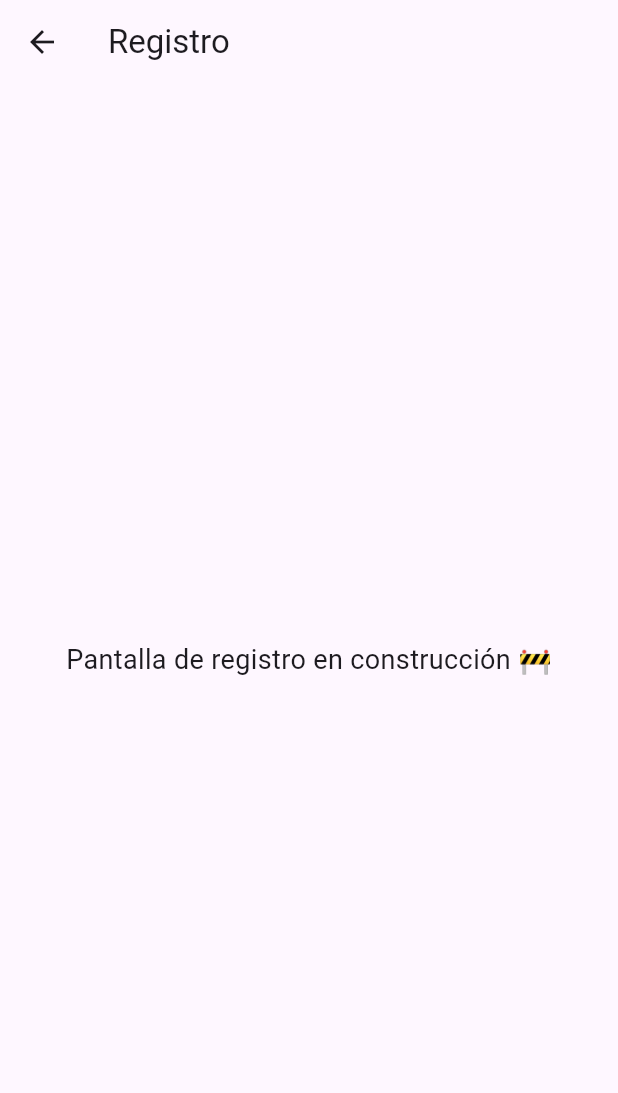
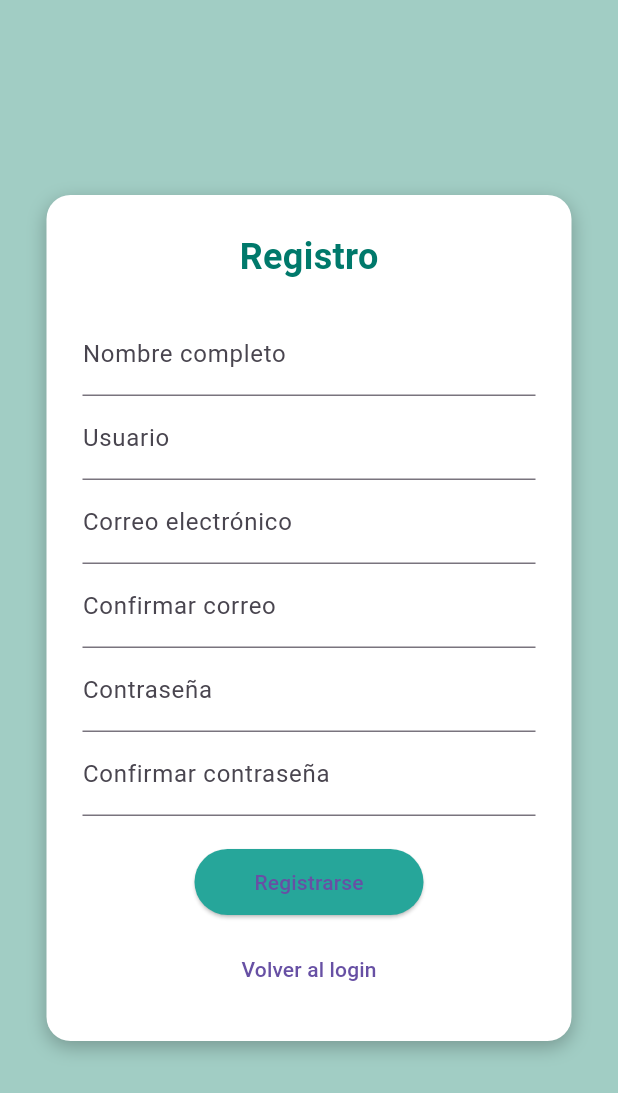
Before and after one commit to LucasNahuelJuarezIrigoyen1203/FLUTTERYECTO, a Flutter app: the RegistroScreen screen opened directly, on a phone screen of 412 x 824 dp. Shown: the top 1093 px of the screen. Run offline on Flutter 3.47's test engine with Material 3 defaults, Android fonts, the phone set to English and light mode, and no system bars.

Commit message:
registro listo

```diff
--- a/proyectoflutter_front/lib/screens/registro_screen.dart
+++ b/proyectoflutter_front/lib/screens/registro_screen.dart
@@ -1,16 +1,137 @@
 import 'package:flutter/material.dart';
 
-class RegistroScreen extends StatelessWidget {
+class RegistroScreen extends StatefulWidget {
   const RegistroScreen({super.key});
+
+  @override
+  State<RegistroScreen> createState() => _RegistroScreenState();
+}
+
+class _RegistroScreenState extends State<RegistroScreen> {
+  final _nombreController = TextEditingController();
+  final _userController = TextEditingController();
+  final _emailController = TextEditingController();
+  final _confirmEmailController = TextEditingController();
+  final _passController = TextEditingController();
+  final _confirmPassController = TextEditingController();
+
+  void _registrar() {
+    final nombre = _nombreController.text;
+    final user = _userController.text;
+    final email = _emailController.text;
+    final confirmEmail = _confirmEmailController.text;
+    final pass = _passController.text;
+    final confirmPass = _confirmPassController.text;
+
+    if (nombre.isEmpty ||
+        user.isEmpty ||
+        email.isEmpty ||
+        confirmEmail.isEmpty ||
+        pass.isEmpty ||
+        confirmPass.isEmpty) {
+      _mostrarMensaje('Todos los campos son obligatorios ❗');
+    } else if (email != confirmEmail) {
+      _mostrarMensaje('Los correos no coinciden 📧');
+    } else if (pass != confirmPass) {
+      _mostrarMensaje('Las contraseñas no coinciden 🔐');
+    } else {
+      _mostrarMensaje('Registro exitoso 🎉');
+      // Aquí podrías guardar el usuario o navegar a otra pantalla
+    }
+  }
+
+  void _mostrarMensaje(String mensaje) {
+    ScaffoldMessenger.of(
+      context,
+    ).showSnackBar(SnackBar(content: Text(mensaje)));
+  }
 
   @override
   Widget build(BuildContext context) {
     return Scaffold(
-      appBar: AppBar(title: const Text('Registro')),
-      body: const Center(
-        child: Text(
-          'Pantalla de registro en construcción 🚧',
-          style: TextStyle(fontSize: 18),
+      backgroundColor: const Color(0xFFA1CDC4), // Fondo pastel
+      body: Center(
+        child: Container(
+          padding: const EdgeInsets.all(24),
+          width: 350,
+          decoration: BoxDecoration(
+            color: Colors.white,
+            borderRadius: BorderRadius.circular(16),
+            boxShadow: const [
+              BoxShadow(
+                color: Colors.black26,
+                blurRadius: 10,
+                offset: Offset(0, 4),
+              ),
+            ],
+          ),
+          child: Column(
+            mainAxisSize: MainAxisSize.min,
+            children: [
+              Text(
+                'Registro',
+                style: TextStyle(
+                  fontSize: 24,
+                  fontWeight: FontWeight.bold,
+                  color: Colors.teal[700],
+                ),
+              ),
+              const SizedBox(height: 20),
+              TextField(
+                controller: _nombreController,
+                decoration: const InputDecoration(labelText: 'Nombre completo'),
+              ),
+              TextField(
+                controller: _userController,
+                decoration: const InputDecoration(labelText: 'Usuario'),
+              ),
+              TextField(
+                controller: _emailController,
+                decoration: const InputDecoration(
+                  labelText: 'Correo electrónico',
+                ),
+                keyboardType: TextInputType.emailAddress,
+              ),
+              TextField(
+                controller: _confirmEmailController,
+                decoration: const InputDecoration(
+                  labelText: 'Confirmar correo',
+                ),
+                keyboardType: TextInputType.emailAddress,
+              ),
+              TextField(
+                controller: _passController,
+                decoration: const InputDecoration(labelText: 'Contraseña'),
+                obscureText: true,
+              ),
+              TextField(
+                controller: _confirmPassController,
+                decoration: const InputDecoration(
+                  labelText: 'Confirmar contraseña',
+                ),
+                obscureText: true,
+              ),
+              const SizedBox(height: 20),
+              ElevatedButton(
+                onPressed: _registrar,
+                style: ElevatedButton.styleFrom(
+                  backgroundColor: Colors.teal[400],
+                  padding: const EdgeInsets.symmetric(
+                    horizontal: 40,
+                    vertical: 12,
+                  ),
+                ),
+                child: const Text('Registrarse'),
+              ),
+              const SizedBox(height: 10),
+              TextButton(
+                onPressed: () {
+                  Navigator.pop(context);
+                },
+                child: const Text('Volver al login'),
+              ),
+            ],
+          ),
         ),
       ),
     );
```
Also changed, not shown: proyectoflutter_front/pubspec.lock.
